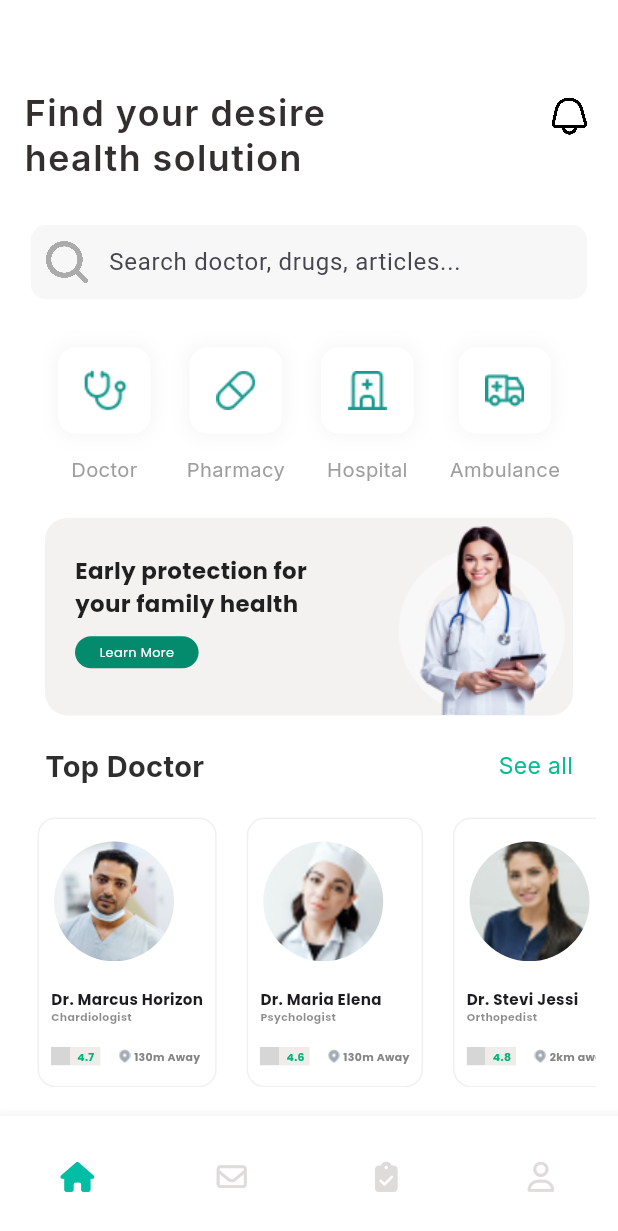
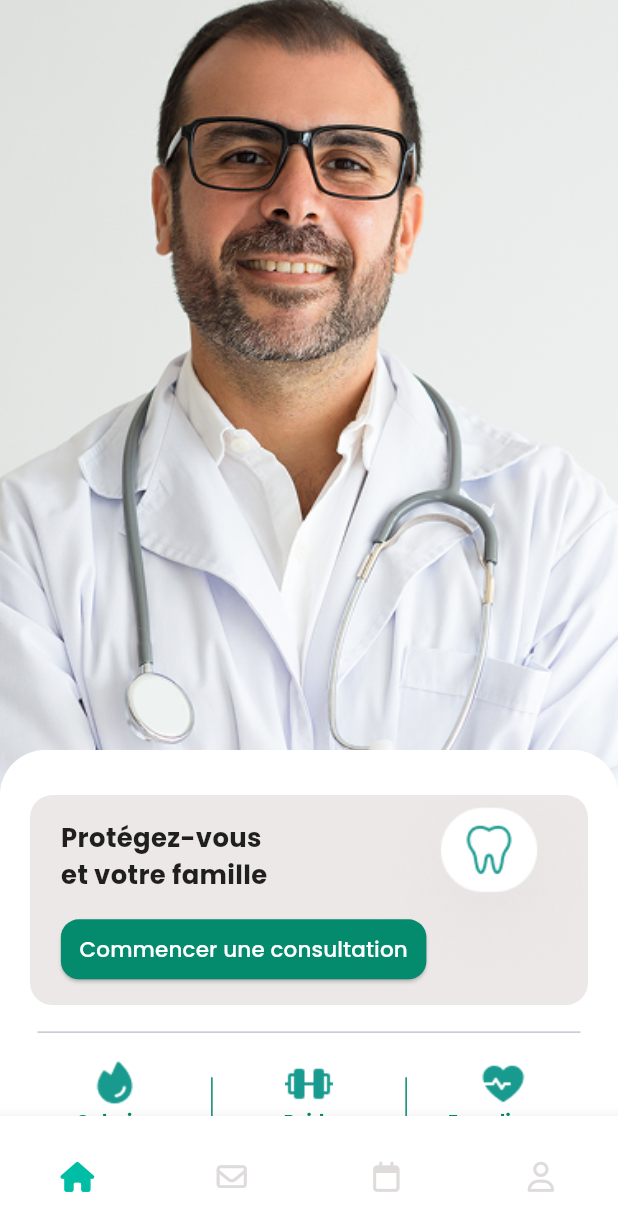
Before and after one commit to Ghorbel37/DentiPlus, a Flutter app: the Homepage screen opened directly, on a phone screen of 412 x 824 dp. Shown: the top 1231 px of the screen. Run offline on Flutter 3.47's test engine with Material 3 defaults, Android fonts, the phone set to English and light mode, and no system bars; drawn by our look-alikes of animated_bottom_navigation_bar; our stand-ins replace flutter_chat_types, flutter_chat_ui, font_awesome_flutter, google_fonts, page_transition, responsive_sizer and 1 more; grey boxes are pictures that could not be loaded.

Commit message:
fixing home and starting messenger side

```diff
--- a/frontend/lib/Screens/Views/Dashboard_screen.dart
+++ b/frontend/lib/Screens/Views/Dashboard_screen.dart
@@ -124,7 +124,7 @@ class Dashboard extends StatelessWidget {
           SizedBox(
             height: 10,
           ),
-          const banner(),
+          const BannerWidget(),
           // Banner Design
           const SizedBox(
             height: 20,
--- /dev/null
+++ b/frontend/lib/Screens/Views/HomePageDenti.dart
@@ -0,0 +1,193 @@
+import 'package:flutter/material.dart';
+import 'package:flutter/services.dart';
+import 'package:google_fonts/google_fonts.dart';
+import 'package:denti_plus/Screens/Widgets/profile_list.dart';
+import 'package:responsive_sizer/responsive_sizer.dart';
+
+import '../Widgets/banner.dart';
+
+class Homepagedenti extends StatelessWidget {
+  const Homepagedenti({super.key});
+
+  @override
+  Widget build(BuildContext context) {
+    SystemChrome.setSystemUIOverlayStyle(const SystemUiOverlayStyle(
+      statusBarColor: Colors.transparent, // ✅ Makes status bar transparent
+      statusBarIconBrightness: Brightness.dark, // ✅ Use dark icons for visibility
+    ));
+
+    return Scaffold(
+      body: Stack(
+        children: [
+          Container(
+            height: double.infinity,
+            width: double.infinity,
+            decoration: const BoxDecoration(
+              image: DecorationImage(
+                image: AssetImage("assets/imageBack.png"),
+                // 🔹 Change le chemin selon ton image
+                fit: BoxFit.cover, // 🔹 Couvre tout l'écran
+              ),
+            ),
+          ),
+          SingleChildScrollView(
+            child: Column(
+              children: [
+                const SizedBox(
+                  height: 500,
+                ),
+                Container(
+                  height: 340,
+                  width: double.infinity,
+                  decoration: const BoxDecoration(
+                      color: Colors.white,
+                      borderRadius: BorderRadius.only(
+                          topLeft: Radius.circular(30),
+                          topRight: Radius.circular(30))),
+                  child: Column(children: [
+                    const SizedBox(
+                      height: 30,
+                    ),
+                    const BannerWidget(),
+                    const Padding(
+                      padding:
+                          EdgeInsets.symmetric(horizontal: 25, vertical: 10),
+                      child: Divider(),
+                    ),
+                    Padding(
+                      padding: const EdgeInsets.symmetric(horizontal: 25),
+                      child: Row(
+                        mainAxisAlignment: MainAxisAlignment.spaceBetween,
+                        children: [
+                          Container(
+                            height: MediaQuery.of(context).size.height * 0.0900,
+                            width: MediaQuery.of(context).size.width * 0.2500,
+                            child: Column(children: [
+                              Container(
+                                height:
+                                    MediaQuery.of(context).size.height * 0.0400,
+                                width:
+                                    MediaQuery.of(context).size.width * 0.1500,
+                                decoration: const BoxDecoration(
+                                  image: DecorationImage(
+                                      image:
+                                          AssetImage("assets/Fire.png"),
+                                      filterQuality: FilterQuality.high),
+                                ),
+                              ),
+                              Text(
+                                "Calories",
+                                style: GoogleFonts.poppins(
+                                    fontSize: 14.sp,
+                                    fontWeight: FontWeight.w700,
+                                    color:
+                                        const Color.fromARGB(255, 4, 138, 109)),
+                              ),
+                              const SizedBox(
+                                height: 5,
+                              ),
+                              Text(
+                                "756cal",
+                                style: GoogleFonts.poppins(
+                                    fontSize: 15.sp,
+                                    fontWeight: FontWeight.w700,
+                                    color:
+                                        const Color.fromARGB(255, 4, 138, 109)),
+                              )
+                            ]),
+                          ),
+                          Container(
+                            height: 50,
+                            width: 1,
+                            color: Color.fromARGB(255, 4, 138, 109),
+                          ),
+                          Container(
+                            height: MediaQuery.of(context).size.height * 0.0900,
+                            width: MediaQuery.of(context).size.width * 0.2500,
+                            child: Column(children: [
+                              Container(
+                                height:
+                                    MediaQuery.of(context).size.height * 0.0400,
+                                width:
+                                    MediaQuery.of(context).size.width * 0.1500,
+                                decoration: const BoxDecoration(
+                                  image: DecorationImage(
+                                      image: AssetImage("assets/Barbell.png"),
+                                      filterQuality: FilterQuality.high),
+                                ),
+                              ),
+                              Text(
+                                "Poids",
+                                style: GoogleFonts.poppins(
+                                    fontSize: 14.sp,
+                                    fontWeight: FontWeight.w700,
+                                    color:
+                                        const Color.fromARGB(255, 4, 138, 109)),
+                              ),
+                              const SizedBox(
+                                height: 5,
+                              ),
+                              Text(
+                                "103lbs",
+                                style: GoogleFonts.poppins(
+                                    fontSize: 15.sp,
+                                    fontWeight: FontWeight.w700,
+                                    color:
+                                        const Color.fromARGB(255, 4, 138, 109)),
+                              )
+                            ]),
+                          ),
+                          Container(
+                            height: 50,
+                            width: 1,
+                            color: Color.fromARGB(255, 4, 138, 109),
+                          ),
+                          Container(
+                            height: MediaQuery.of(context).size.height * 0.0900,
+                            width: MediaQuery.of(context).size.width * 0.2500,
+                            child: Column(children: [
+                              Container(
+                                height:
+                                    MediaQuery.of(context).size.height * 0.0400,
+                                width:
+                                    MediaQuery.of(context).size.width * 0.1500,
+                                decoration: const BoxDecoration(
+                                  image: DecorationImage(
+                                      image: AssetImage("assets/Heartbeat.png"),
+                                      filterQuality: FilterQuality.high),
+                                ),
+                              ),
+                              Text(
+                                "F cardiaque",
+                                style: GoogleFonts.poppins(
+                                    fontSize: 14.sp,
+                                    fontWeight: FontWeight.w700,
+                                    color:
+                                        const Color.fromARGB(255, 4, 138, 109)),
+                              ),
+                              const SizedBox(
+                                height: 5,
+                              ),
+                              Text(
+                                "215bpm",
+                                style: GoogleFonts.poppins(
+                                    fontSize: 15.sp,
+                                    fontWeight: FontWeight.w700,
+                                    color:
+                                        const Color.fromARGB(255, 4, 138, 109)),
+                              )
+                            ]),
+                          ),
+                        ],
+                      ),
+                    ),
+                  ]),
+                ),
+              ],
+            ),
+          ),
+        ],
+      ),
+    );
+  }
+}
--- a/frontend/lib/Screens/Views/Homepage.dart
+++ b/frontend/lib/Screens/Views/Homepage.dart
@@ -1,10 +1,13 @@
 import 'package:animated_bottom_navigation_bar/animated_bottom_navigation_bar.dart';
+import 'package:denti_plus/Screens/Views/HomePageDenti.dart';
 import 'package:flutter/material.dart';
 import 'package:font_awesome_flutter/font_awesome_flutter.dart';
 import 'package:denti_plus/Screens/Login-Signup/Profile_screen.dart';
 import 'package:denti_plus/Screens/Login-Signup/shedule_screen.dart';
 import 'package:denti_plus/Screens/Views/Dashboard_screen.dart';
 import 'package:denti_plus/Screens/Widgets/TabbarPages/message_tab_all.dart';
+
+import 'ConsultationScreen.dart';
 
 class Homepage extends StatefulWidget {
   @override
@@ -13,18 +16,18 @@ class Homepage extends StatefulWidget {
 
 class _HomepageState extends State<Homepage> {
   List<IconData> icons = [
-    FontAwesomeIcons.home,
+    FontAwesomeIcons.house,
     FontAwesomeIcons.envelope,
-    FontAwesomeIcons.clipboardCheck,
+    FontAwesomeIcons.calendar,
     FontAwesomeIcons.user,
   ];
 
   int page = 0;
 
   List<Widget> pages = [
-    Dashboard(), // You can replace this with your actual pages
+    Homepagedenti(), // You can replace this with your actual pages
     message_tab_all(),
-    shedule_screen(),
+    Consultationscreen(),
     Profile_screen()
   ];
 
--- a/frontend/lib/Screens/Widgets/banner.dart
+++ b/frontend/lib/Screens/Widgets/banner.dart
@@ -2,62 +2,72 @@ import 'package:flutter/material.dart';
 import 'package:google_fonts/google_fonts.dart';
 import 'package:responsive_sizer/responsive_sizer.dart';
 
-class banner extends StatelessWidget {
-  const banner({super.key});
+class BannerWidget extends StatelessWidget {
+  const BannerWidget({super.key});
 
   @override
   Widget build(BuildContext context) {
     return Padding(
-      padding: const EdgeInsets.symmetric(horizontal: 30),
+      padding: const EdgeInsets.symmetric(horizontal: 20),
       child: Container(
-        height: MediaQuery.of(context).size.height * 0.16,
+        height: 17.h,
+        width: 150.w,
         decoration: BoxDecoration(
-          color: Color.fromARGB(153, 236, 232, 232),
+          color: const Color(0xFFECE8E8), // Couleur plus visible
           borderRadius: BorderRadius.circular(15),
         ),
-        child:
-            Row(mainAxisAlignment: MainAxisAlignment.spaceBetween, children: [
+        child: Stack(
+          children: [
+            // Contenu principal (Texte + Bouton)
             Padding(
-            padding: const EdgeInsets.symmetric(horizontal: 20),
-            child:
-                Column(crossAxisAlignment: CrossAxisAlignment.start, children: [
-              SizedBox(
-                height: 25,
+              padding: EdgeInsets.symmetric(horizontal: 5.w, vertical: 2.h),
+              child: Column(
+                crossAxisAlignment: CrossAxisAlignment.start,
+                children: [
+                  Text(
+                    "Protégez-vous \net votre famille",
+                    style: GoogleFonts.poppins(
+                      fontSize: 17.sp,
+                      fontWeight: FontWeight.w700,
+                      color: Colors.black87,
                     ),
-              Text(
-                "Early protection for\nyour family health",
-                style: GoogleFonts.poppins(
-                    fontSize: 16.sp,
-                    fontWeight: FontWeight.w700,
-                    color: Colors.black87),
                   ),
-              SizedBox(
-                height: 10,
-              ),
-              Container(
-                height: MediaQuery.of(context).size.height * 0.026,
-                width: MediaQuery.of(context).size.width * 0.2,
-                decoration: BoxDecoration(
-                  color: Color.fromARGB(255, 4, 138, 109),
+                  SizedBox(height: 1.5.h),
+                  ElevatedButton(
+                    onPressed: () {},
+                    style: ElevatedButton.styleFrom(
+                      backgroundColor: const Color(0xFF048A6D),
+                      shape: RoundedRectangleBorder(
                         borderRadius: BorderRadius.circular(12),
                       ),
-                child:
-                    Row(mainAxisAlignment: MainAxisAlignment.center, children: [
-                  Text(
-                    "Learn More",
+                      padding: EdgeInsets.symmetric(
+                        horizontal: 3.w,
+                        vertical: 1.h,
+                      ),
+                    ),
+                    child: Text(
+                      "Commencer une consultation",
                       style: GoogleFonts.poppins(
-                        fontSize: 12.sp, color: Colors.white),
+                        fontSize: 15.5.sp,
+                        color: Colors.white,
                       ),
-                ]),
-              )
-            ]),
                     ),
-          Container(
-              height: MediaQuery.of(context).size.height * 0.5,
-              width: MediaQuery.of(context).size.width * 0.3,
-              alignment: Alignment.bottomCenter,
-              child: Image.asset("lib/icons/female.png"))
-        ]),
+                  ),
+                ],
+              ),
+            ),
+
+            // Icône positionnée en haut à droite
+            Positioned(
+              right: -50,
+              top: -70,
+              child: Image.asset(
+                "assets/Category.png",
+                height: 30.h, // Taille ajustée
+              ),
+            ),
+          ],
+        ),
       ),
     );
   }
--- a/frontend/lib/main.dart
+++ b/frontend/lib/main.dart
@@ -23,6 +23,9 @@ import 'package:responsive_sizer/responsive_sizer.dart';
 import 'package:denti_plus/Screens/Views/find_doctor.dart';
 import 'package:denti_plus/Screens/Views/doctor_details_screen.dart';
 
+import 'Screens/Views/HomePageDenti.dart';
+import 'Screens/Widgets/chat_doctor.dart';
+
 
 void main() {
   runApp(const DentiPlus());
@@ -36,7 +39,7 @@ class DentiPlus extends StatelessWidget {
     return ResponsiveSizer(builder: (context, orientation, screenType) {
       return MaterialApp(
         debugShowCheckedModeBanner: false,
-        home: Screen1(),
+        home: Homepage(),
       );
     });
   }
```
Also changed, not shown: frontend/lib/Screens/Views/ConsultationScreen.dart (added, +164 -0 lines), frontend/lib/Screens/Widgets/consultationCard.dart (added, +104 -0 lines), frontend/assets/Barbell.png (added), frontend/assets/Category.png (added), frontend/assets/Fire.png (added), frontend/assets/Heartbeat.png (added), frontend/assets/imageBack.png (added), frontend/lib/generated/assets.dart. Lines whose indentation alone changed are shown as unchanged.
